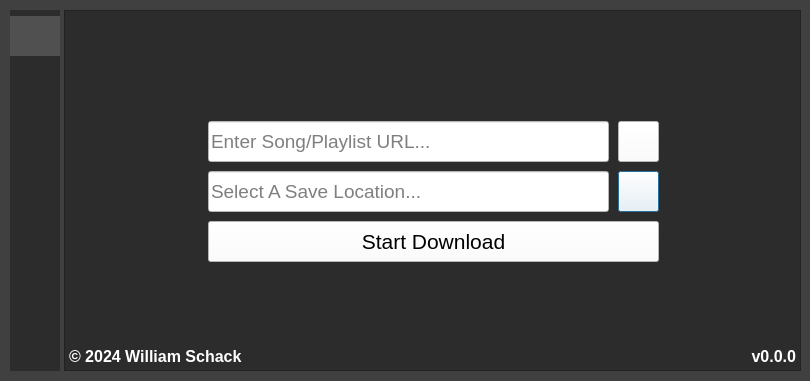
This is Spotify Downloader/SpotifyDownloader.ui in WilliamSchack/Spotify-Downloader as Qt 5 draws it before an edit. The edited form follows.
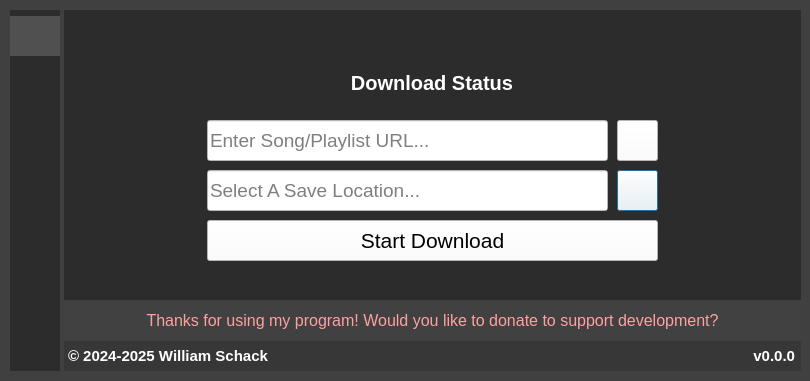
This is the edited form. The open tabs and pages were chosen to show the change. Icons and pictures are not drawn. Custom widgets are drawn as their Qt base class.

```diff
--- a/Spotify Downloader/SpotifyDownloader.ui
+++ b/Spotify Downloader/SpotifyDownloader.ui
@@ -59,10 +59,7 @@
     <string notr="true">background-color: rgb(44, 44, 44);</string>
    </property>
    <property name="frameShape">
-    <enum>QFrame::Shape::StyledPanel</enum>
-   </property>
-   <property name="frameShadow">
-    <enum>QFrame::Shadow::Raised</enum>
+    <enum>QFrame::Shape::NoFrame</enum>
    </property>
    <property name="currentIndex">
     <number>0</number>
@@ -133,22 +130,23 @@
       <rect>
        <x>4</x>
        <y>330</y>
-       <width>201</width>
+       <width>361</width>
        <height>31</height>
       </rect>
      </property>
      <property name="font">
       <font>
        <family>Segoe UI</family>
-       <pointsize>12</pointsize>
+       <pointsize>11</pointsize>
        <bold>true</bold>
       </font>
      </property>
      <property name="styleSheet">
-      <string notr="true">color: rgb(255, 255, 255);</string>
+      <string notr="true">color: rgb(255, 255, 255);
+background-color: rgb(55, 55, 55);</string>
      </property>
      <property name="text">
-      <string>© 2024 William Schack</string>
+      <string>© 2024-2025 William Schack</string>
      </property>
      <property name="alignment">
       <set>Qt::AlignmentFlag::AlignLeading|Qt::AlignmentFlag::AlignLeft|Qt::AlignmentFlag::AlignVCenter</set>
@@ -178,9 +176,6 @@
      <property name="frame">
       <bool>true</bool>
      </property>
-     <property name="alignment">
-      <set>Qt::AlignmentFlag::AlignLeading|Qt::AlignmentFlag::AlignLeft|Qt::AlignmentFlag::AlignVCenter</set>
-     </property>
      <property name="placeholderText">
       <string>Enter Song/Playlist URL...</string>
      </property>
@@ -213,50 +208,25 @@
       <string>Select A Save Location...</string>
      </property>
     </widget>
-    <widget class="QLabel" name="DownloadedStatusLabel">
-     <property name="geometry">
-      <rect>
-       <x>0</x>
-       <y>60</y>
-       <width>731</width>
-       <height>41</height>
-      </rect>
-     </property>
-     <property name="font">
-      <font>
-       <family>Segoe UI</family>
-       <pointsize>15</pointsize>
-       <bold>true</bold>
-      </font>
-     </property>
-     <property name="styleSheet">
-      <string notr="true">color: rgb(255, 255, 255);</string>
-     </property>
-     <property name="text">
-      <string/>
-     </property>
-     <property name="alignment">
-      <set>Qt::AlignmentFlag::AlignCenter</set>
-     </property>
-    </widget>
     <widget class="QLabel" name="VersionLabel">
      <property name="geometry">
       <rect>
-       <x>530</x>
+       <x>370</x>
        <y>330</y>
-       <width>201</width>
+       <width>361</width>
        <height>31</height>
       </rect>
      </property>
      <property name="font">
       <font>
        <family>Segoe UI</family>
-       <pointsize>12</pointsize>
+       <pointsize>11</pointsize>
        <bold>true</bold>
       </font>
      </property>
      <property name="styleSheet">
-      <string notr="true">color: rgb(255, 255, 255);</string>
+      <string notr="true">color: rgb(255, 255, 255);
+background-color: rgb(55, 55, 55);</string>
      </property>
      <property name="text">
       <string>v0.0.0</string>
@@ -294,6 +264,116 @@
       </size>
      </property>
     </widget>
+    <widget class="QPushButton" name="DonationPromptButton">
+     <property name="enabled">
+      <bool>true</bool>
+     </property>
+     <property name="geometry">
+      <rect>
+       <x>0</x>
+       <y>290</y>
+       <width>737</width>
+       <height>41</height>
+      </rect>
+     </property>
+     <property name="sizePolicy">
+      <sizepolicy hsizetype="Preferred" vsizetype="Preferred">
+       <horstretch>0</horstretch>
+       <verstretch>0</verstretch>
+      </sizepolicy>
+     </property>
+     <property name="minimumSize">
+      <size>
+       <width>0</width>
+       <height>0</height>
+      </size>
+     </property>
+     <property name="maximumSize">
+      <size>
+       <width>16777215</width>
+       <height>16777215</height>
+      </size>
+     </property>
+     <property name="font">
+      <font>
+       <pointsize>12</pointsize>
+       <bold>false</bold>
+       <underline>false</underline>
+      </font>
+     </property>
+     <property name="autoFillBackground">
+      <bool>false</bool>
+     </property>
+     <property name="styleSheet">
+      <string notr="true">color: rgb(255, 160, 160);
+background-color: rgb(65, 65, 65);
+border: none;</string>
+     </property>
+     <property name="text">
+      <string>Thanks for using my program! Would you like to donate to support development?</string>
+     </property>
+    </widget>
+    <widget class="QLabel" name="DownloadedStatusLabel">
+     <property name="geometry">
+      <rect>
+       <x>0</x>
+       <y>50</y>
+       <width>736</width>
+       <height>45</height>
+      </rect>
+     </property>
+     <property name="minimumSize">
+      <size>
+       <width>0</width>
+       <height>0</height>
+      </size>
+     </property>
+     <property name="maximumSize">
+      <size>
+       <width>16777215</width>
+       <height>16777215</height>
+      </size>
+     </property>
+     <property name="font">
+      <font>
+       <family>Segoe UI</family>
+       <pointsize>15</pointsize>
+       <bold>true</bold>
+      </font>
+     </property>
+     <property name="styleSheet">
+      <string notr="true">color: rgb(255, 255, 255);</string>
+     </property>
+     <property name="text">
+      <string>Download Status</string>
+     </property>
+     <property name="alignment">
+      <set>Qt::AlignmentFlag::AlignCenter</set>
+     </property>
+    </widget>
+    <widget class="QWidget" name="widget" native="true">
+     <property name="geometry">
+      <rect>
+       <x>0</x>
+       <y>330</y>
+       <width>737</width>
+       <height>31</height>
+      </rect>
+     </property>
+     <property name="styleSheet">
+      <string notr="true">background-color: rgb(55, 55, 55);</string>
+     </property>
+    </widget>
+    <zorder>widget</zorder>
+    <zorder>BrowseButton</zorder>
+    <zorder>ContinueButton</zorder>
+    <zorder>CopyrightLabel</zorder>
+    <zorder>PlaylistURLInput</zorder>
+    <zorder>SaveLocationInput</zorder>
+    <zorder>VersionLabel</zorder>
+    <zorder>PasteButton</zorder>
+    <zorder>DownloadedStatusLabel</zorder>
+    <zorder>DonationPromptButton</zorder>
    </widget>
    <widget class="QWidget" name="SettingsScreen">
     <widget class="QStackedWidget" name="SettingsScreens">
```
Left out of the diff: 184 changed lines with no effect on the pictures.
